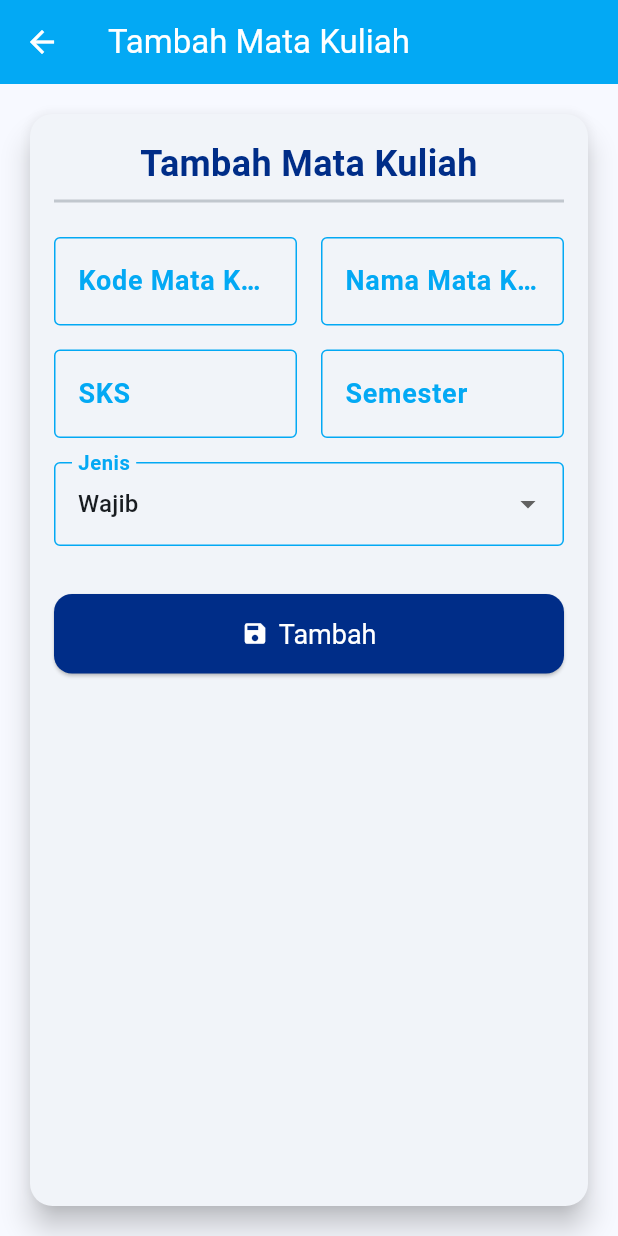
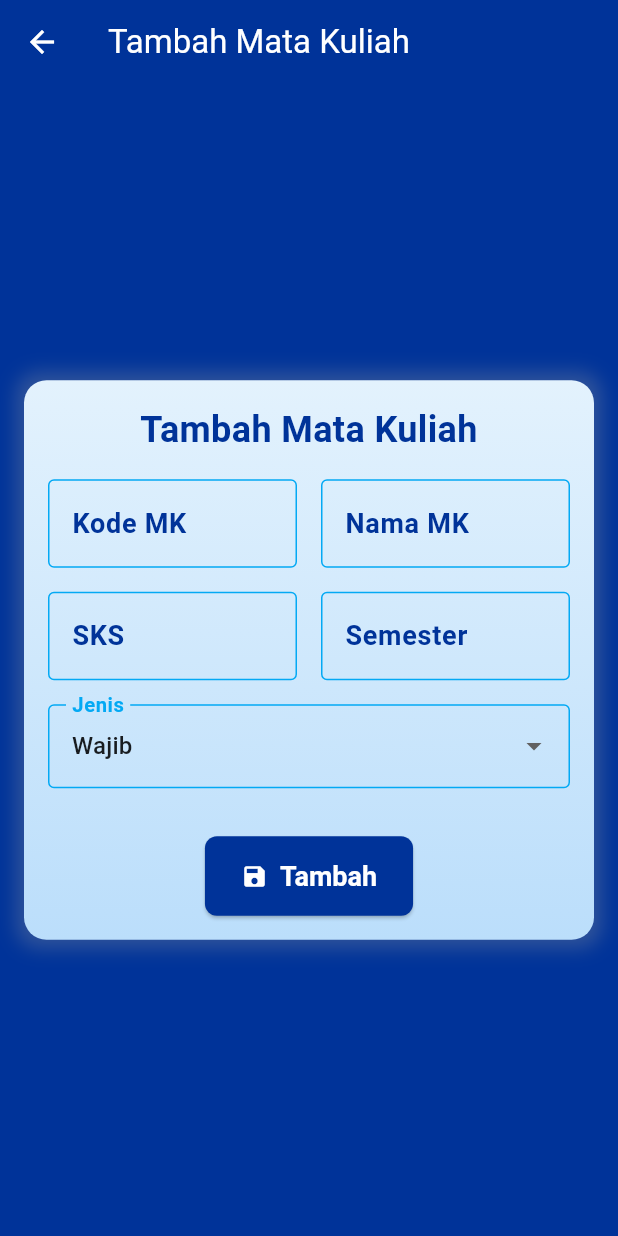
Before and after one commit to itsekrie/PPL-2024, a Flutter app: the MataKuliahTable screen opened directly with empty values, after a tap on "Add", on a phone screen of 412 x 824 dp. Run offline on Flutter 3.47's test engine with Material 3 defaults, Android fonts, the phone set to English and light mode, and no system bars; our stand-ins replace cloud_firestore, firebase_auth, firebase_core, go_router, syncfusion_flutter_calendar; accounts and stored records are empty.

Commit message:
perubahan KHS dan matakuliah

```diff
--- a/lib/RencanaAkademik/Pages/MKTest.dart
+++ b/lib/RencanaAkademik/Pages/MKTest.dart
@@ -129,7 +129,8 @@ class _MataKuliahTableState extends State<MataKuliahTable> {
                           saveButton(),
                         ],
                       ),
-                    ))
+                    ),
+                  ),
               ],
             ),
           ),
@@ -194,72 +195,43 @@ class _MataKuliahTableState extends State<MataKuliahTable> {
 
   Table MethodTable(List<MataKuliah> mataKuliahList) {
   return Table(
+    border: TableBorder.all(
+      color: Colors.grey,
+      width: 1,
+    ),
     columnWidths: const {
-        0: FixedColumnWidth(40.0), // No
+      0: FixedColumnWidth(60.0), // No
       1: FlexColumnWidth(1.5), // Gedung
       2: FlexColumnWidth(2), // Nama Ruang
       3: FlexColumnWidth(1), // Kapasitas
-        4: FlexColumnWidth(1.5), // Aksi
-        5: FlexColumnWidth(1.5),
-        6: FlexColumnWidth(1.5),
+      4: FlexColumnWidth(1.5), // Semester
+      5: FlexColumnWidth(1.5), // Jenis
+      6: FlexColumnWidth(1.5), // Aksi
     },
     children: [
-        const TableRow(
-          decoration: BoxDecoration(color: Colors.grey),
+      TableRow(
+        decoration: BoxDecoration(
+          color: Colors.blue[800],
+        ),
         children: [
+          for (var header in [
+            'No',
+            'Kode Mata Kuliah',
+            'Nama Mata Kuliah',
+            'SKS',
+            'Semester',
+            'Jenis',
+            'Aksi',
+          ])
             Padding(
-              padding: EdgeInsets.all(8.0),
+              padding: const EdgeInsets.all(12.0),
               child: Text(
-                'No',
-                style: TextStyle(fontWeight: FontWeight.bold),
-                textAlign: TextAlign.center,
+                header,
+                style: const TextStyle(
+                  fontWeight: FontWeight.bold,
+                  color: Colors.white,
+                  fontSize: 16,
                 ),
-            ),
-            Padding(
-              padding: EdgeInsets.all(8.0),
-              child: Text(
-                'Kode Mata Kuliah',
-                style: TextStyle(fontWeight: FontWeight.bold),
-                textAlign: TextAlign.center,
-              ),
-            ),
-            Padding(
-              padding: EdgeInsets.all(8.0),
-              child: Text(
-                'Nama Mata Kuliah',
-                style: TextStyle(fontWeight: FontWeight.bold),
-                textAlign: TextAlign.center,
-              ),
-            ),
-            Padding(
-              padding: EdgeInsets.all(8.0),
-              child: Text(
-                'SKS',
-                style: TextStyle(fontWeight: FontWeight.bold),
-                textAlign: TextAlign.center,
-              ),
-            ),
-            Padding(
-              padding: EdgeInsets.all(8.0),
-              child: Text(
-                'Semester',
-                style: TextStyle(fontWeight: FontWeight.bold),
-                textAlign: TextAlign.center,
-              ),
-            ),
-            Padding(
-              padding: EdgeInsets.all(8.0),
-              child: Text(
-                'Jenis',
-                style: TextStyle(fontWeight: FontWeight.bold),
-                textAlign: TextAlign.center,
-              ),
-            ),
-            Padding(
-              padding: EdgeInsets.all(8.0),
-              child: Text(
-                'Aksi',
-                style: TextStyle(fontWeight: FontWeight.bold),
                 textAlign: TextAlign.center,
               ),
             ),
@@ -270,93 +242,96 @@ class _MataKuliahTableState extends State<MataKuliahTable> {
         final mk = entry.value;
         return TableRow(
           decoration: BoxDecoration(
-              color: i % 2 == 0 ? Colors.white : Colors.grey[200],
+            color: i % 2 == 0 ? Colors.white : Colors.blue[50],
           ),
           children: [
             Padding(
-                padding: const EdgeInsets.all(8.0),
+              padding: const EdgeInsets.all(12.0),
               child: Text(
                 '${i + 1}',
                 textAlign: TextAlign.center,
+                style: const TextStyle(fontSize: 14),
+              ),
+            ),
+            Padding(
+              padding: const EdgeInsets.all(12.0),
+              child: Text(
+                mk.kodeMK,
+                textAlign: TextAlign.center,
+                style: const TextStyle(fontSize: 14),
+              ),
+            ),
+            Padding(
+              padding: const EdgeInsets.all(12.0),
+              child: Text(
+                mk.namaMK,
+                textAlign: TextAlign.center,
+                style: const TextStyle(fontSize: 14),
+              ),
+            ),
+            Padding(
+              padding: const EdgeInsets.all(12.0),
+              child: Text(
+                '${mk.sks}',
+                textAlign: TextAlign.center,
+                style: const TextStyle(fontSize: 14),
+              ),
+            ),
+            Padding(
+              padding: const EdgeInsets.all(12.0),
+              child: Text(
+                '${mk.semester}',
+                textAlign: TextAlign.center,
+                style: const TextStyle(fontSize: 14),
+              ),
+            ),
+            Padding(
+              padding: const EdgeInsets.all(12.0),
+              child: Text(
+                mk.jenis,
+                textAlign: TextAlign.center,
+                style: const TextStyle(fontSize: 14),
               ),
             ),
             Padding(
               padding: const EdgeInsets.all(8.0),
-                child: Text(
-                  mk.kodeMK,
-                  textAlign: TextAlign.center,
-                ),
-              ),
-              Padding(
-                padding: const EdgeInsets.all(8.0),
-                child: Text(
-                  mk.namaMK,
-                  textAlign: TextAlign.center,
-                ),
-              ),
-              Padding(
-                padding: const EdgeInsets.all(8.0),
-                child: Text(
-                  '${mk.sks}',
-                  textAlign: TextAlign.center,
-                ),
-              ),
-              Padding(
-                padding: const EdgeInsets.all(8.0),
-                child: Text(
-                  '${mk.semester}',
-                  textAlign: TextAlign.center,
-                ),
-              ),
-              Padding(
-                padding: const EdgeInsets.all(8.0),
-                child: Text(
-                  mk.jenis,
-                  textAlign: TextAlign.center,
-                ),
-              ),
-              Padding(
-                padding: const EdgeInsets.only(right: 8.0),
               child: Row(
                 mainAxisAlignment: MainAxisAlignment.center,
                 children: [
-                    Padding(
-                      padding: const EdgeInsets.all(8.0),
-                      child: ElevatedButton(
+                  ElevatedButton(
                     onPressed: () {
                       navigateToAddEditMataKuliahPage(mk: mk, isEdit: true);
                     },
                     style: ElevatedButton.styleFrom(
                       backgroundColor: Colors.orange,
                       padding: const EdgeInsets.symmetric(
-                              horizontal: 24, vertical: 12),
+                          horizontal: 16, vertical: 8),
                       shape: RoundedRectangleBorder(
                         borderRadius: BorderRadius.circular(8),
                       ),
                     ),
                     child: const Text(
                       'Edit',
-                          style: TextStyle(fontSize: 16, color: Colors.white),
+                      style: TextStyle(fontSize: 14, color: Colors.white),
                     ),
                   ),
-                    ),
+                  const SizedBox(width: 8),
                   ElevatedButton(
                     onPressed: () {
-                        // Logika untuk menghapus ruang
                       MataKuliahService().deleteMataKuliah(mk.id);
                       setState(() {});
                     },
                     style: ElevatedButton.styleFrom(
                       backgroundColor: Colors.red,
                       padding: const EdgeInsets.symmetric(
-                            horizontal: 24, vertical: 12),
+                          horizontal: 16, vertical: 8),
                       shape: RoundedRectangleBorder(
                         borderRadius: BorderRadius.circular(8),
                       ),
                     ),
                     child: const Text(
                       'Hapus',
-                        style: TextStyle(fontSize: 16, color: Colors.white),
+                      style: TextStyle(fontSize: 14, color: Colors.white),
                     ),
                   ),
                 ],
@@ -368,6 +343,7 @@ class _MataKuliahTableState extends State<MataKuliahTable> {
     ],
   );
 }
+
 }
 
 class TitleCard extends StatelessWidget {
@@ -434,44 +410,62 @@ class _AddEditMataKuliahPageState extends State<AddEditMataKuliahPage> {
   @override
   Widget build(BuildContext context) {
     return Scaffold(
+      backgroundColor: Color(0xFF003399),
       appBar: AppBar(
         title: Text(widget.isEdit ? 'Edit Mata Kuliah' : 'Tambah Mata Kuliah'),
+        backgroundColor: const Color(0xFF003399),
       ),
       body: Padding(
         padding: const EdgeInsets.all(16.0),
-        child: Card(
-          shape:
-              RoundedRectangleBorder(borderRadius: BorderRadius.circular(15)),
-          elevation: 8,
+        child: Center(
+          child: Container(
+            constraints: const BoxConstraints(maxWidth: 600),
+            decoration: BoxDecoration(
+              gradient: LinearGradient(
+                colors: [Colors.blue[50]!, Colors.blue[100]!],
+                begin: Alignment.topCenter,
+                end: Alignment.bottomCenter,
+                ),
+              borderRadius: BorderRadius.circular(15),
+              boxShadow: [
+                BoxShadow(
+                  color: Colors.grey.withOpacity(0.3),
+                  spreadRadius: 5,
+                  blurRadius: 10,
+                ),
+              ],
+            ),
             child: Padding(
               padding: const EdgeInsets.all(16.0),
-            child: flutterForm.Form(
+              child: Form(
                 key: _formKey,
-              child: ListView(
+                child: Column(
+                  mainAxisSize: MainAxisSize.min,
                   children: [
                     Text(
                       widget.isEdit ? 'Edit Mata Kuliah' : 'Tambah Mata Kuliah',
                       style: const TextStyle(
                         fontSize: 24,
                         fontWeight: FontWeight.bold,
-                      color: Color.fromARGB(255, 0, 45, 136),
+                        color: Color(0xFF003399),
                       ),
                       textAlign: TextAlign.center,
                     ),
-                  const Divider(thickness: 2),
                     const SizedBox(height: 16),
                     Row(
                       children: [
                         Expanded(
                           child: _buildTextField(
                             controller: kodeController,
-                            label: 'Kode Mata Kuliah'),
+                            label: 'Kode MK',
+                          ),
                         ),
                         const SizedBox(width: 16),
                         Expanded(
                           child: _buildTextField(
                             controller: namaController,
-                            label: 'Nama Mata Kuliah'),
+                            label: 'Nama MK',
+                          ),
                         ),
                       ],
                     ),
@@ -496,16 +490,19 @@ class _AddEditMataKuliahPageState extends State<AddEditMataKuliahPage> {
                       ],
                     ),
                     const SizedBox(height: 16),
-                  DropdownButtonFormField<String?>(
+                    DropdownButtonFormField<String>(
                       value: _jenis,
                       decoration: InputDecoration(
                         labelText: 'Jenis',
                         border: OutlineInputBorder(
-                          borderRadius: BorderRadius.circular(8)),
+                          borderRadius: BorderRadius.circular(8),
                         ),
-                    items: ["Wajib", "Pilihan"]
-                        .map((_jenis) => DropdownMenuItem(
-                            value: _jenis, child: Text(_jenis)))
+                      ),
+                      items: ['Wajib', 'Pilihan']
+                          .map((jenis) => DropdownMenuItem(
+                                value: jenis,
+                                child: Text(jenis),
+                              ))
                           .toList(),
                       onChanged: (value) => setState(() => _jenis = value),
                       validator: (value) => value == null
@@ -524,20 +521,19 @@ class _AddEditMataKuliahPageState extends State<AddEditMataKuliahPage> {
                                 namaController.text,
                                 int.tryParse(sksController.text),
                                 int.tryParse(semesterController.text),
-                                _jenis!);
-                            setState(() {});
+                                _jenis!,
+                              );
                             } else {
                               await MataKuliahService().addMataKuliah(
                                 kodeController.text,
                                 namaController.text,
                                 int.tryParse(semesterController.text),
                                 int.tryParse(sksController.text),
-                                _jenis!);
+                                _jenis!,
+                              );
                             }
-                          Navigator.of(context)
-                              .pop(); // Kembali ke halaman sebelumnya
+                            Navigator.of(context).pop();
                           } catch (e) {
-                          // Tampilkan pesan kesalahan
                             ScaffoldMessenger.of(context).showSnackBar(
                               SnackBar(content: Text(e.toString())),
                             );
@@ -545,16 +541,23 @@ class _AddEditMataKuliahPageState extends State<AddEditMataKuliahPage> {
                         }
                       },
                       icon: const Icon(Icons.save, color: Colors.white),
-                    label: Text(widget.isEdit ? 'Update' : 'Tambah',
-                        style: TextStyle(fontSize: 18, color: Colors.white)),
+                      label: Text(
+                        widget.isEdit ? 'Update' : 'Tambah',
+                        style: const TextStyle(fontSize: 18),
+                      ),
                       style: ElevatedButton.styleFrom(
-                      backgroundColor: const Color.fromARGB(255, 0, 45, 136),
-                      padding: const EdgeInsets.symmetric(vertical: 16),
-                      textStyle:
-                          const TextStyle(fontSize: 18, color: Colors.white),
+                        backgroundColor: const Color(0xFF003399),
+                        padding: const EdgeInsets.symmetric(
+                          vertical: 16,
+                          horizontal: 24,
+                        ),
+                        shape: RoundedRectangleBorder(
+                          borderRadius: BorderRadius.circular(8),
+                        ),
                       ),
                     ),
                   ],
+                ),
               ),
             ),
           ),
@@ -573,7 +576,14 @@ class _AddEditMataKuliahPageState extends State<AddEditMataKuliahPage> {
       keyboardType: keyboardType,
       decoration: InputDecoration(
         labelText: label,
-        border: OutlineInputBorder(borderRadius: BorderRadius.circular(8)),
+        labelStyle: const TextStyle(color: Color(0xFF003399)),
+        border: OutlineInputBorder(
+          borderRadius: BorderRadius.circular(8),
+        ),
+        focusedBorder: OutlineInputBorder(
+          borderSide: const BorderSide(color: Color(0xFF003399), width: 2),
+          borderRadius: BorderRadius.circular(8),
+        ),
       ),
       validator: (value) {
         if (value == null || value.isEmpty) {
```
Also changed, not shown: lib/KHS/Pages/KHSPage.dart (+119 -19 lines), pubspec.lock. Lines whose indentation alone changed are shown as unchanged.
